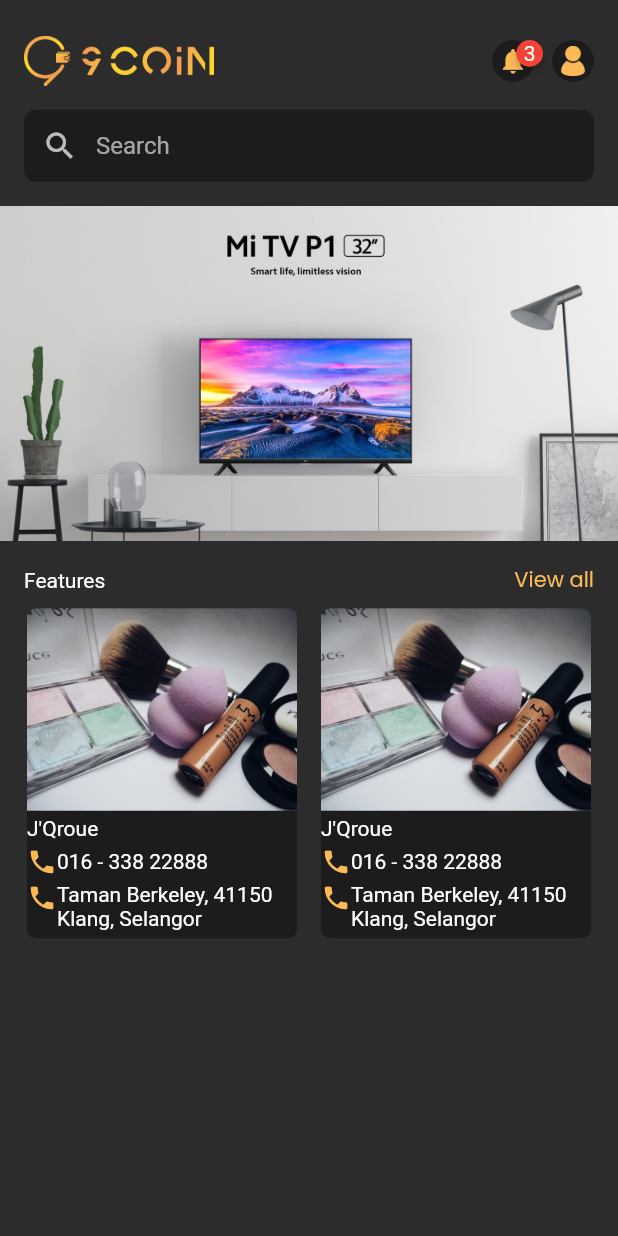
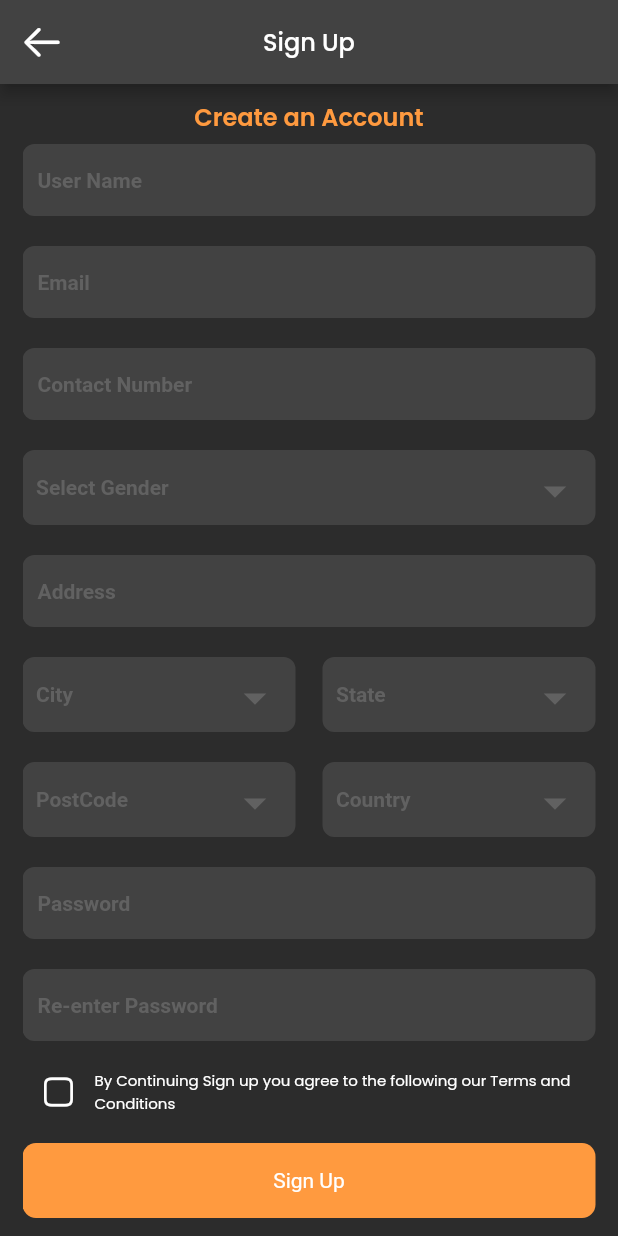
Before and after one commit to Abubakarshaikh/9coin, a Flutter app: the screen it shows after launch, on a phone screen of 412 x 824 dp. Run offline on Flutter 3.47's test engine with Material 2 defaults, Android fonts, the phone set to English and light mode, and no system bars; drawn by our look-alikes of badges.

Commit message:
registration created

```diff
--- a/lib/home_page.dart
+++ b/lib/home_page.dart
@@ -48,8 +48,8 @@
             Padding(
               padding: const EdgeInsets.symmetric(horizontal: 16),
               child: Row(
-                children: [
-                  const Expanded(
+                children: const [
+                   Expanded(
                     child: TextField(
                       decoration: InputDecoration(
                         prefixIcon: Icon(Icons.search),
--- /dev/null
+++ b/lib/login_page.dart
@@ -0,0 +1,142 @@
+import 'package:flutter/material.dart';
+import 'package:ninecoin/colors/colors.dart';
+import 'package:ninecoin/typography/text_styles.dart';
+
+class LoginPage extends StatelessWidget {
+  const LoginPage({Key? key}) : super(key: key);
+
+  @override
+  Widget build(BuildContext context) {
+    Size size = MediaQuery.of(context).size;
+    return Scaffold(
+      backgroundColor: Colors.black,
+      body: SafeArea(
+        child: Padding(
+          padding: const EdgeInsets.all(30.0),
+          child: SingleChildScrollView(
+            child: Column(
+              children: [
+                Container(
+                  height: 250,
+                  width: size.width,
+                  decoration: const BoxDecoration(
+                    // color: Colors.transparent,
+                    image: DecorationImage(
+                      image: AssetImage("assets/logos/icon.jpg"),
+                    ),
+                  ),
+                ),
+                const SizedBox(height: 8),
+                TextField(
+                  decoration: InputDecoration(
+                    filled: true,
+                    fillColor: Colors.grey[900],
+                    contentPadding: EdgeInsets.all(10.0),
+                    hintText: "Email",
+                    hintStyle: TextStyle(
+                        color: Colors.grey[700],
+                        fontWeight: FontWeight.w600,
+                        fontSize: 14.0),
+                    suffixIcon: const Icon(
+                      Icons.email_rounded,
+                      color: CoinColors.orange12,
+                    ),
+                    enabledBorder: const OutlineInputBorder(
+                      borderSide: BorderSide.none,
+                      borderRadius: BorderRadius.all(Radius.circular(8.0)),
+                    ),
+                    focusedBorder: const OutlineInputBorder(
+                      borderSide: BorderSide.none,
+                    ),
+                  ),
+                ),
+                const SizedBox(height: 30),
+                TextField(
+                  decoration: InputDecoration(
+                    filled: true,
+                    fillColor: Colors.grey[900],
+                    contentPadding: const EdgeInsets.all(10.0),
+                    hintText: "Password",
+                    hintStyle: TextStyle(
+                        color: Colors.grey[700],
+                        fontWeight: FontWeight.w600,
+                        fontSize: 14.0),
+                    suffixIcon: const Icon(
+                      Icons.lock,
+                      color: CoinColors.orange12,
+                    ),
+                    enabledBorder: const OutlineInputBorder(
+                      borderSide: BorderSide.none,
+                      borderRadius: BorderRadius.all(Radius.circular(8.0)),
+                    ),
+                    focusedBorder: const OutlineInputBorder(
+                      borderSide: BorderSide.none,
+                    ),
+                  ),
+                ),
+                const SizedBox(height: 30),
+                GestureDetector(
+                  onTap: () {},
+                  child: Container(
+                    height: 50,
+                    width: size.width,
+                    decoration: const BoxDecoration(
+                        color: Colors.orangeAccent,
+                        borderRadius: BorderRadius.all(Radius.circular(9.0))),
+                    child: const Center(
+                      child: Text(
+                        "Login",
+                        style: TextStyle(
+                          color: Colors.white,
+                        ),
+                      ),
+                    ),
+                  ),
+                ),
+                const SizedBox(height: 30),
+                Center(
+                  child: Text(
+                    "Forgot Password",
+                    style: CoinTextStyle.title1,
+                  ),
+                ),
+                const SizedBox(height: 50),
+                Center(
+                  child: Text("We Are From",
+                      style: CoinTextStyle.title3.copyWith(color: Colors.grey)),
+                ),
+                const Center(
+                  child: Text(
+                    "Color Ins Salon",
+                    style: TextStyle(
+                      fontFamily: 'Poppins',
+                      color: CoinColors.blue26,
+                      fontWeight: FontWeight.w400,
+                      fontSize: 25,
+                    ),
+                  ),
+                ),
+                const SizedBox(height: 15),
+                Row(
+                  mainAxisAlignment: MainAxisAlignment.center,
+                  children: [
+                    Text(
+                      "Don't have an account?",
+                      style: CoinTextStyle.title2,
+                    ),
+                    const SizedBox(width: 2),
+                    Text(
+                      "Sign Up",
+                      style: CoinTextStyle.title2
+                          .copyWith(color: CoinColors.orange12),
+                    ),
+                  ],
+                ),
+              ],
+            ),
+          ),
+        ),
+      ),
+    );
+  }
+}
--- a/lib/main.dart
+++ b/lib/main.dart
@@ -1,5 +1,6 @@
 import 'package:flutter/material.dart';
-import 'package:ninecoin/home_page.dart';
+import 'package:ninecoin/login_page.dart';
+import 'package:ninecoin/signup_page1.dart';
 import 'theme/theme.dart';
 
 void main() {
@@ -14,7 +15,9 @@
     return MaterialApp(
       debugShowCheckedModeBanner: false,
       theme: AppTheme.standard,
-      home: HomePage(),
+      // home: HomePage(),
+      // home: const LoginPage(),
+      home: SignupPage(),
     );
   }
 }
--- /dev/null
+++ b/lib/signup_page1.dart
@@ -0,0 +1,434 @@
+import 'package:flutter/cupertino.dart';
+import 'package:flutter/material.dart';
+import 'package:ninecoin/colors/colors.dart';
+import 'package:ninecoin/typography/text_styles.dart';
+
+class SignupPage extends StatefulWidget {
+  const SignupPage({Key? key}) : super(key: key);
+
+  @override
+  State<SignupPage> createState() => _SignupPageState();
+}
+
+class _SignupPageState extends State<SignupPage> {
+  final List<String> gender = [
+    'Male',
+    'Female',
+  ];
+  @override
+  Widget build(BuildContext context) {
+    Size size = MediaQuery.of(context).size;
+    return Scaffold(
+      backgroundColor: CoinColors.black12,
+      appBar: AppBar(
+        centerTitle: true,
+        leading: IconButton(
+            onPressed: () {},
+            icon: const Icon(
+              CupertinoIcons.arrow_left,
+              size: 30,
+              color: Colors.white,
+            )),
+        title: Text(
+          "Sign Up",
+          style: CoinTextStyle.title1.copyWith(fontWeight: FontWeight.w500),
+        ),
+      ),
+      body: SafeArea(
+        child: Padding(
+          padding: const EdgeInsets.symmetric(horizontal: 15, vertical: 10),
+          child: SingleChildScrollView(
+            child: Column(
+              mainAxisAlignment: MainAxisAlignment.spaceEvenly,
+              children: [
+                Center(
+                  child: Text("Create an Account",
+                      style: CoinTextStyle.title1.copyWith(
+                          color: CoinColors.orange12,
+                          fontWeight: FontWeight.w600)),
+                ),
+                const SizedBox(height: 6),
+                TextField(
+                  decoration: InputDecoration(
+                    filled: true,
+                    fillColor: Colors.grey[800],
+                    contentPadding: const EdgeInsets.all(10.0),
+                    hintText: "User Name",
+                    hintStyle: TextStyle(
+                        color: Colors.grey[700],
+                        fontWeight: FontWeight.w600,
+                        fontSize: 14.0),
+                    enabledBorder: const OutlineInputBorder(
+                      borderSide: BorderSide.none,
+                      borderRadius: BorderRadius.all(Radius.circular(8.0)),
+                    ),
+                    focusedBorder: const OutlineInputBorder(
+                      borderSide: BorderSide.none,
+                    ),
+                  ),
+                ),
+                const SizedBox(height: 20),
+                TextField(
+                  decoration: InputDecoration(
+                    filled: true,
+                    fillColor: Colors.grey[800],
+                    contentPadding: const EdgeInsets.all(10.0),
+                    hintText: "Email",
+                    hintStyle: TextStyle(
+                        color: Colors.grey[700],
+                        fontWeight: FontWeight.w600,
+                        fontSize: 14.0),
+                    enabledBorder: const OutlineInputBorder(
+                      borderSide: BorderSide.none,
+                      borderRadius: BorderRadius.all(Radius.circular(8.0)),
+                    ),
+                    focusedBorder: const OutlineInputBorder(
+                      borderSide: BorderSide.none,
+                    ),
+                  ),
+                ),
+                const SizedBox(height: 20),
+                TextField(
+                  decoration: InputDecoration(
+                    filled: true,
+                    fillColor: Colors.grey[800],
+                    contentPadding: const EdgeInsets.all(10.0),
+                    hintText: "Contact Number",
+                    hintStyle: TextStyle(
+                        color: Colors.grey[700],
+                        fontWeight: FontWeight.w600,
+                        fontSize: 14.0),
+                    enabledBorder: const OutlineInputBorder(
+                      borderSide: BorderSide.none,
+                      borderRadius: BorderRadius.all(Radius.circular(8.0)),
+                    ),
+                    focusedBorder: const OutlineInputBorder(
+                      borderSide: BorderSide.none,
+                    ),
+                  ),
+                ),
+                const SizedBox(height: 20),
+                Container(
+                  height: 50,
+                  width: size.width,
+                  decoration: BoxDecoration(
+                      color: CoinColors.black26,
+                      border: Border.all(color: CoinColors.black26),
+                      borderRadius: BorderRadius.circular(8.0)),
+                  child: Padding(
+                    padding: const EdgeInsets.all(8.0),
+                    child: DropdownButton(
+                      borderRadius: BorderRadius.circular(12),
+                      icon: Icon(
+                        Icons.arrow_drop_down,
+                        color: Colors.grey[700],
+                      ),
+                      hint: Text(
+                        "Select Gender",
+                        style: TextStyle(
+                            color: Colors.grey[700],
+                            fontWeight: FontWeight.w600,
+                            fontSize: 14.0),
+                      ),
+                      isExpanded: true,
+                      iconSize: 36,
+                      underline: SizedBox(),
+                      onChanged: (newValue) {},
+                      items: List.generate(
+                        gender.length,
+                        (index) {
+                          return DropdownMenuItem(
+                              value: gender[index], child: Text(gender[index]));
+                        },
+                      ),
+                    ),
+                  ),
+                ),
+                const SizedBox(height: 20),
+                TextField(
+                  decoration: InputDecoration(
+                    filled: true,
+                    fillColor: Colors.grey[800],
+                    contentPadding: const EdgeInsets.all(10.0),
+                    hintText: "Address",
+                    hintStyle: TextStyle(
+                        color: Colors.grey[700],
+                        fontWeight: FontWeight.w600,
+                        fontSize: 14.0),
+                    enabledBorder: const OutlineInputBorder(
+                      borderSide: BorderSide.none,
+                      borderRadius: BorderRadius.all(Radius.circular(8.0)),
+                    ),
+                    focusedBorder: const OutlineInputBorder(
+                      borderSide: BorderSide.none,
+                    ),
+                  ),
+                ),
+                const SizedBox(height: 20),
+                Row(
+                  children: [
+                    Expanded(
+                      child: Container(
+                        height: 50,
+                        width: size.width,
+                        decoration: BoxDecoration(
+                            color: CoinColors.black26,
+                            border: Border.all(color: CoinColors.black26),
+                            borderRadius: BorderRadius.circular(8.0)),
+                        child: Padding(
+                          padding: const EdgeInsets.all(8.0),
+                          child: DropdownButton(
+                            borderRadius: BorderRadius.circular(12),
+                            icon: Icon(
+                              Icons.arrow_drop_down,
+                              color: Colors.grey[700],
+                            ),
+                            hint: Text(
+                              "City",
+                              style: TextStyle(
+                                  color: Colors.grey[700],
+                                  fontWeight: FontWeight.w600,
+                                  fontSize: 14.0),
+                            ),
+                            isExpanded: true,
+                            iconSize: 36,
+                            underline: SizedBox(),
+                            onChanged: (newValue) {},
+                            items: List.generate(
+                              gender.length,
+                              (index) {
+                                return DropdownMenuItem(
+                                    value: gender[index],
+                                    child: Text(gender[index]));
+                              },
+                            ),
+                          ),
+                        ),
+                      ),
+                    ),
+                    SizedBox(width: 18),
+                    Expanded(
+                      child: Container(
+                        height: 50,
+                        width: size.width,
+                        decoration: BoxDecoration(
+                            color: CoinColors.black26,
+                            border: Border.all(color: CoinColors.black26),
+                            borderRadius: BorderRadius.circular(8.0)),
+                        child: Padding(
+                          padding: const EdgeInsets.all(8.0),
+                          child: DropdownButton(
+                            borderRadius: BorderRadius.circular(12),
+                            icon: Icon(
+                              Icons.arrow_drop_down,
+                              color: Colors.grey[700],
+                            ),
+                            hint: Text(
+                              "State",
+                              style: TextStyle(
+                                  color: Colors.grey[700],
+                                  fontWeight: FontWeight.w600,
+                                  fontSize: 14.0),
+                            ),
+                            isExpanded: true,
+                            iconSize: 36,
+                            underline: SizedBox(),
+                            onChanged: (newValue) {},
+                            items: List.generate(
+                              gender.length,
+                              (index) {
+                                return DropdownMenuItem(
+                                    value: gender[index],
+                                    child: Text(gender[index]));
+                              },
+                            ),
+                          ),
+                        ),
+                      ),
+                    ),
+                  ],
+                ),
+                const SizedBox(height: 20),
+                Row(
+                  children: [
+                    Expanded(
+                      child: Container(
+                        height: 50,
+                        width: size.width,
+                        decoration: BoxDecoration(
+                            color: CoinColors.black26,
+                            border: Border.all(color: CoinColors.black26),
+                            borderRadius: BorderRadius.circular(8.0)),
+                        child: Padding(
+                          padding: const EdgeInsets.all(8.0),
+                          child: DropdownButton(
+                            borderRadius: BorderRadius.circular(12),
+                            icon: Icon(
+                              Icons.arrow_drop_down,
+                              color: Colors.grey[700],
+                            ),
+                            hint: Text(
+                              "PostCode",
+                              style: TextStyle(
+                                  color: Colors.grey[700],
+                                  fontWeight: FontWeight.w600,
+                                  fontSize: 14.0),
+                            ),
+                            isExpanded: true,
+                            iconSize: 36,
+                            underline: SizedBox(),
+                            onChanged: (newValue) {},
+                            items: List.generate(
+                              gender.length,
+                              (index) {
+                                return DropdownMenuItem(
+                                    value: gender[index],
+                                    child: Text(gender[index]));
+                              },
+                            ),
+                          ),
+                        ),
+                      ),
+                    ),
+                    SizedBox(width: 18),
+                    Expanded(
+                      child: Container(
+                        height: 50,
+                        width: size.width,
+                        decoration: BoxDecoration(
+                            color: CoinColors.black26,
+                            border: Border.all(color: CoinColors.black26),
+                            borderRadius: BorderRadius.circular(8.0)),
+                        child: Padding(
+                          padding: const EdgeInsets.all(8.0),
+                          child: DropdownButton(
+                            borderRadius: BorderRadius.circular(12),
+                            icon: Icon(
+                              Icons.arrow_drop_down,
+                              color: Colors.grey[700],
+                            ),
+                            hint: Text(
+                              "Country",
+                              style: TextStyle(
+                                  color: Colors.grey[700],
+                                  fontWeight: FontWeight.w600,
+                                  fontSize: 14.0),
+                            ),
+                            isExpanded: true,
+                            iconSize: 36,
+                            underline: SizedBox(),
+                            onChanged: (newValue) {},
+                            items: List.generate(
+                              gender.length,
+                              (index) {
+                                return DropdownMenuItem(
+                                    value: gender[index],
+                                    child: Text(gender[index]));
+                              },
+                            ),
+                          ),
+                        ),
+                      ),
+                    ),
+                  ],
+                ),
+                const SizedBox(height: 20),
+                TextField(
+                  decoration: InputDecoration(
+                    filled: true,
+                    fillColor: Colors.grey[800],
+                    contentPadding: const EdgeInsets.all(10.0),
+                    hintText: "Password",
+                    hintStyle: TextStyle(
+                        color: Colors.grey[700],
+                        fontWeight: FontWeight.w600,
+                        fontSize: 14.0),
+                    enabledBorder: const OutlineInputBorder(
+                      borderSide: BorderSide.none,
+                      borderRadius: BorderRadius.all(Radius.circular(8.0)),
+                    ),
+                    focusedBorder: const OutlineInputBorder(
+                      borderSide: BorderSide.none,
+                    ),
+                  ),
+                ),
+                const SizedBox(height: 20),
+                TextField(
+                  decoration: InputDecoration(
+                    filled: true,
+                    fillColor: Colors.grey[800],
+                    contentPadding: const EdgeInsets.all(10.0),
+                    hintText: "Re-enter Password",
+                    hintStyle: TextStyle(
+                        color: Colors.grey[700],
+                        fontWeight: FontWeight.w600,
+                        fontSize: 14.0),
+                    enabledBorder: const OutlineInputBorder(
+                      borderSide: BorderSide.none,
+                      borderRadius: BorderRadius.all(Radius.circular(8.0)),
+                    ),
+                    focusedBorder: const OutlineInputBorder(
+                      borderSide: BorderSide.none,
+                    ),
+                  ),
+                ),
+                const SizedBox(height: 10),
+                Row(
+                  children: [
+                    IconButton(
+                        onPressed: () {},
+                        icon: const Icon(
+                          CupertinoIcons.app,
+                          size: 25,
+                          color: Colors.white,
+                        )),
+                    Flexible(
+                        child: Text(
+                      "By Continuing Sign up you agree to the following our Terms and Conditions",
+                      style: CoinTextStyle.title4.copyWith(color: Colors.white),
+                    )),
+                  ],
+                ),
+                const SizedBox(height: 10),
+                GestureDetector(
+                  onTap: () {},
+                  child: Container(
+                    height: 50,
+                    width: size.width,
+                    decoration: const BoxDecoration(
+                        color: CoinColors.orange12,
+                        borderRadius: BorderRadius.all(Radius.circular(9.0))),
+                    child: const Center(
+                      child: Text(
+                        "Sign Up",
+                        style: TextStyle(
+                          color: Colors.white,
+                        ),
+                      ),
+                    ),
+                  ),
+                ),
+                const SizedBox(height: 20),
+                Row(
+                  mainAxisAlignment: MainAxisAlignment.center,
+                  children: [
+                    Text(
+                      "Already have an account?",
+                      style: CoinTextStyle.title2,
+                    ),
+                    const SizedBox(width: 2),
+                    Text(
+                      "Sign In",
+                      style: CoinTextStyle.title2
+                          .copyWith(color: CoinColors.orange12),
+                    ),
+                  ],
+                ),
+              ],
+            ),
+          ),
+        ),
+      ),
+    );
+  }
+}
```
Also changed, not shown: 1 other file.
